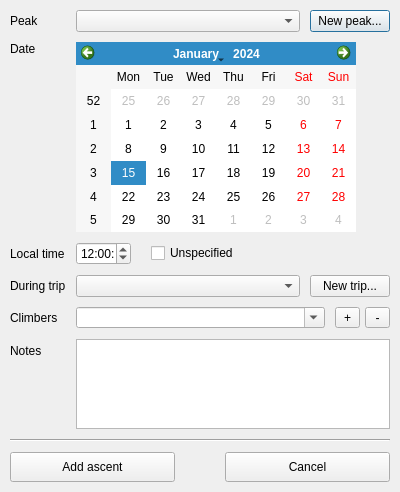
First picture: the form in src/ui/new_ascent.ui, repository svetter/pal, before the edit.
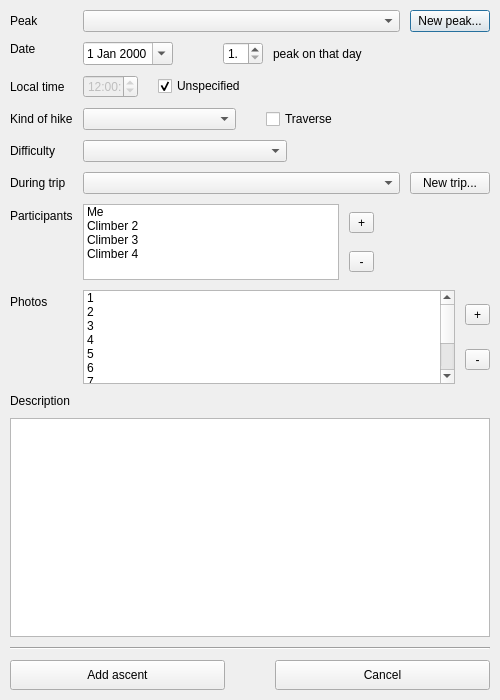
Second picture: the form after the edit.

Commit message: Reworked new ascend dialog for new requirements, some functionality for new ascent/peak dialogs

What changed in the file:
```diff
--- a/src/ui/new_ascent.ui
+++ b/src/ui/new_ascent.ui
@@ -6,13 +6,13 @@
    <rect>
     <x>0</x>
     <y>0</y>
-    <width>400</width>
-    <height>492</height>
+    <width>500</width>
+    <height>700</height>
    </rect>
   </property>
   <property name="minimumSize">
    <size>
-    <width>400</width>
+    <width>300</width>
     <height>0</height>
    </size>
   </property>
@@ -63,6 +63,12 @@
            <verstretch>0</verstretch>
           </sizepolicy>
          </property>
+         <property name="minimumSize">
+          <size>
+           <width>100</width>
+           <height>0</height>
+          </size>
+         </property>
          <property name="placeholderText">
           <string>Select</string>
          </property>
@@ -91,20 +97,116 @@
       </widget>
      </item>
      <item row="1" column="1">
-      <widget class="QCalendarWidget" name="dateSelectionWidget">
-       <property name="sizePolicy">
-        <sizepolicy hsizetype="Fixed" vsizetype="Fixed">
-         <horstretch>0</horstretch>
-         <verstretch>0</verstretch>
-        </sizepolicy>
-       </property>
-       <property name="minimumSize">
-        <size>
-         <width>280</width>
-         <height>190</height>
-        </size>
-       </property>
-      </widget>
+      <layout class="QHBoxLayout" name="horizontalLayout">
+       <item>
+        <widget class="QDateEdit" name="dateEdit">
+         <property name="sizePolicy">
+          <sizepolicy hsizetype="Fixed" vsizetype="Fixed">
+           <horstretch>0</horstretch>
+           <verstretch>0</verstretch>
+          </sizepolicy>
+         </property>
+         <property name="minimumSize">
+          <size>
+           <width>90</width>
+           <height>0</height>
+          </size>
+         </property>
+         <property name="maximumSize">
+          <size>
+           <width>90</width>
+           <height>16777215</height>
+          </size>
+         </property>
+         <property name="maximumDate">
+          <date>
+           <year>2100</year>
+           <month>1</month>
+           <day>1</day>
+          </date>
+         </property>
+         <property name="minimumDate">
+          <date>
+           <year>1900</year>
+           <month>1</month>
+           <day>1</day>
+          </date>
+         </property>
+         <property name="maximumTime">
+          <time>
+           <hour>1</hour>
+           <minute>59</minute>
+           <second>59</second>
+          </time>
+         </property>
+         <property name="minimumTime">
+          <time>
+           <hour>1</hour>
+           <minute>0</minute>
+           <second>0</second>
+          </time>
+         </property>
+         <property name="calendarPopup">
+          <bool>true</bool>
+         </property>
+         <property name="timeSpec">
+          <enum>Qt::LocalTime</enum>
+         </property>
+        </widget>
+       </item>
+       <item>
+        <spacer name="horizontalSpacer">
+         <property name="orientation">
+          <enum>Qt::Horizontal</enum>
+         </property>
+         <property name="sizeType">
+          <enum>QSizePolicy::Fixed</enum>
+         </property>
+         <property name="sizeHint" stdset="0">
+          <size>
+           <width>40</width>
+           <height>20</height>
+          </size>
+         </property>
+        </spacer>
+       </item>
+       <item>
+        <widget class="QSpinBox" name="spinBox">
+         <property name="maximumSize">
+          <size>
+           <width>40</width>
+           <height>16777215</height>
+          </size>
+         </property>
+         <property name="suffix">
+          <string notr="true">.</string>
+         </property>
+         <property name="minimum">
+          <number>1</number>
+         </property>
+        </widget>
+       </item>
+       <item>
+        <widget class="QLabel" name="label">
+         <property name="text">
+          <string>peak on that day</string>
+         </property>
+        </widget>
+       </item>
+       <item>
+        <spacer name="horizontalSpacer_5">
+         <property name="orientation">
+          <enum>Qt::Horizontal</enum>
+         </property>
+         <property name="sizeHint" stdset="0">
+          <size>
+           <width>40</width>
+           <height>20</height>
+          </size>
+         </property>
+        </spacer>
+       </item>
+      </layout>
      </item>
      <item row="2" column="0">
       <widget class="QLabel" name="timeLabel">
@@ -113,133 +215,13 @@
        </property>
       </widget>
      </item>
-     <item row="3" column="0">
-      <widget class="QLabel" name="tripLabel">
-       <property name="text">
-        <string>During trip</string>
-       </property>
-      </widget>
-     </item>
-     <item row="3" column="1">
-      <layout class="QHBoxLayout" name="tripSelectionLayout">
-       <property name="spacing">
-        <number>10</number>
-       </property>
-       <item>
-        <widget class="QComboBox" name="tripCombo">
-         <property name="placeholderText">
-          <string>None</string>
-         </property>
-        </widget>
-       </item>
-       <item>
-        <widget class="QPushButton" name="newTripButton">
-         <property name="sizePolicy">
-          <sizepolicy hsizetype="Fixed" vsizetype="Fixed">
-           <horstretch>0</horstretch>
-           <verstretch>0</verstretch>
-          </sizepolicy>
-         </property>
-         <property name="text">
-          <string>New trip...</string>
-         </property>
-        </widget>
-       </item>
-      </layout>
-     </item>
-     <item row="4" column="0">
-      <widget class="QLabel" name="climbersLabel">
-       <property name="text">
-        <string>Climbers</string>
-       </property>
-      </widget>
-     </item>
-     <item row="4" column="1">
-      <layout class="QGridLayout" name="climbersSelectionLayout">
-       <property name="horizontalSpacing">
-        <number>0</number>
-       </property>
-       <item row="0" column="1">
-        <spacer name="climberSpacer">
-         <property name="orientation">
-          <enum>Qt::Horizontal</enum>
-         </property>
-         <property name="sizeType">
-          <enum>QSizePolicy::Fixed</enum>
-         </property>
-         <property name="sizeHint" stdset="0">
-          <size>
-           <width>10</width>
-           <height>20</height>
-          </size>
-         </property>
-        </spacer>
-       </item>
-       <item row="0" column="0">
-        <widget class="QComboBox" name="climberCombo">
-         <property name="editable">
-          <bool>true</bool>
-         </property>
-         <property name="placeholderText">
-          <string>None</string>
-         </property>
-        </widget>
-       </item>
-       <item row="0" column="3">
-        <spacer name="climberAddRemoveSpacer">
-         <property name="orientation">
-          <enum>Qt::Horizontal</enum>
-         </property>
-         <property name="sizeType">
-          <enum>QSizePolicy::Fixed</enum>
-         </property>
-         <property name="sizeHint" stdset="0">
-          <size>
-           <width>5</width>
-           <height>20</height>
-          </size>
-         </property>
-        </spacer>
-       </item>
-       <item row="0" column="2">
-        <widget class="QToolButton" name="toolButton">
-         <property name="minimumSize">
-          <size>
-           <width>25</width>
-           <height>0</height>
-          </size>
-         </property>
-         <property name="text">
-          <string notr="true">+</string>
-         </property>
-        </widget>
-       </item>
-       <item row="0" column="4">
-        <widget class="QToolButton" name="toolButton_2">
-         <property name="minimumSize">
-          <size>
-           <width>25</width>
-           <height>0</height>
-          </size>
-         </property>
-         <property name="text">
-          <string notr="true">-</string>
-         </property>
-        </widget>
-       </item>
-      </layout>
-     </item>
-     <item row="5" column="0">
-      <widget class="QLabel" name="notesLabel">
-       <property name="text">
-        <string>Notes</string>
-       </property>
-      </widget>
-     </item>
      <item row="2" column="1">
-      <layout class="QHBoxLayout" name="horizontalLayout">
+      <layout class="QHBoxLayout" name="timeLayout">
        <item>
         <widget class="QTimeEdit" name="timeWidget">
+         <property name="enabled">
+          <bool>false</bool>
+         </property>
          <property name="sizePolicy">
           <sizepolicy hsizetype="Fixed" vsizetype="Fixed">
            <horstretch>0</horstretch>
@@ -294,15 +276,419 @@
          <property name="text">
           <string>Unspecified</string>
          </property>
+         <property name="checked">
+          <bool>true</bool>
+         </property>
         </widget>
        </item>
       </layout>
      </item>
+     <item row="3" column="0">
+      <widget class="QLabel" name="label_2">
+       <property name="text">
+        <string>Kind of hike</string>
+       </property>
+      </widget>
+     </item>
+     <item row="3" column="1">
+      <layout class="QHBoxLayout" name="horizontalLayout_2">
+       <item>
+        <widget class="QComboBox" name="comboBox">
+         <property name="sizePolicy">
+          <sizepolicy hsizetype="MinimumExpanding" vsizetype="Fixed">
+           <horstretch>0</horstretch>
+           <verstretch>0</verstretch>
+          </sizepolicy>
+         </property>
+         <property name="minimumSize">
+          <size>
+           <width>100</width>
+           <height>0</height>
+          </size>
+         </property>
+         <property name="currentIndex">
+          <number>-1</number>
+         </property>
+        </widget>
+       </item>
+       <item>
+        <spacer name="horizontalSpacer_2">
+         <property name="orientation">
+          <enum>Qt::Horizontal</enum>
+         </property>
+         <property name="sizeType">
+          <enum>QSizePolicy::Fixed</enum>
+         </property>
+         <property name="sizeHint" stdset="0">
+          <size>
+           <width>20</width>
+           <height>20</height>
+          </size>
+         </property>
+        </spacer>
+       </item>
+       <item>
+        <widget class="QCheckBox" name="checkBox">
+         <property name="text">
+          <string>Traverse</string>
+         </property>
+        </widget>
+       </item>
+       <item>
+        <spacer name="horizontalSpacer_3">
+         <property name="orientation">
+          <enum>Qt::Horizontal</enum>
+         </property>
+         <property name="sizeHint" stdset="0">
+          <size>
+           <width>40</width>
+           <height>20</height>
+          </size>
+         </property>
+        </spacer>
+       </item>
+      </layout>
+     </item>
+     <item row="4" column="0">
+      <widget class="QLabel" name="label_3">
+       <property name="text">
+        <string>Difficulty</string>
+       </property>
+      </widget>
+     </item>
+     <item row="4" column="1">
+      <layout class="QHBoxLayout" name="horizontalLayout_3">
+       <item>
+        <widget class="QComboBox" name="comboBox_2">
+         <property name="sizePolicy">
+          <sizepolicy hsizetype="MinimumExpanding" vsizetype="Fixed">
+           <horstretch>0</horstretch>
+           <verstretch>0</verstretch>
+          </sizepolicy>
+         </property>
+         <property name="minimumSize">
+          <size>
+           <width>100</width>
+           <height>0</height>
+          </size>
+         </property>
+         <property name="placeholderText">
+          <string>None</string>
+         </property>
+        </widget>
+       </item>
+       <item>
+        <spacer name="horizontalSpacer_4">
+         <property name="orientation">
+          <enum>Qt::Horizontal</enum>
+         </property>
+         <property name="sizeHint" stdset="0">
+          <size>
+           <width>40</width>
+           <height>20</height>
+          </size>
+         </property>
+        </spacer>
+       </item>
+      </layout>
+     </item>
+     <item row="5" column="0">
+      <widget class="QLabel" name="tripLabel">
+       <property name="text">
+        <string>During trip</string>
+       </property>
+      </widget>
+     </item>
      <item row="5" column="1">
-      <widget class="QPlainTextEdit" name="notesEditor"/>
+      <layout class="QHBoxLayout" name="tripSelectionLayout">
+       <property name="spacing">
+        <number>10</number>
+       </property>
+       <item>
+        <widget class="QComboBox" name="tripCombo">
+         <property name="sizePolicy">
+          <sizepolicy hsizetype="MinimumExpanding" vsizetype="Fixed">
+           <horstretch>0</horstretch>
+           <verstretch>0</verstretch>
+          </sizepolicy>
+         </property>
+         <property name="minimumSize">
+          <size>
+           <width>100</width>
+           <height>0</height>
+          </size>
+         </property>
+         <property name="placeholderText">
+          <string>None</string>
+         </property>
+        </widget>
+       </item>
+       <item>
+        <widget class="QPushButton" name="newTripButton">
+         <property name="sizePolicy">
+          <sizepolicy hsizetype="Fixed" vsizetype="Fixed">
+           <horstretch>0</horstretch>
+           <verstretch>0</verstretch>
+          </sizepolicy>
+         </property>
+         <property name="text">
+          <string>New trip...</string>
+         </property>
+        </widget>
+       </item>
+      </layout>
+     </item>
+     <item row="6" column="0">
+      <widget class="QLabel" name="climbersLabel">
+       <property name="text">
+        <string>Participants</string>
+       </property>
+      </widget>
+     </item>
+     <item row="6" column="1">
+      <layout class="QHBoxLayout" name="climbersLayout">
+       <property name="spacing">
+        <number>10</number>
+       </property>
+       <item>
+        <widget class="QListWidget" name="climberListWidget">
+         <property name="sizePolicy">
+          <sizepolicy hsizetype="MinimumExpanding" vsizetype="Fixed">
+           <horstretch>0</horstretch>
+           <verstretch>0</verstretch>
+          </sizepolicy>
+         </property>
+         <property name="minimumSize">
+          <size>
+           <width>0</width>
+           <height>76</height>
+          </size>
+         </property>
+         <property name="maximumSize">
+          <size>
+           <width>16777215</width>
+           <height>112</height>
+          </size>
+         </property>
+         <property name="sizeIncrement">
+          <size>
+           <width>0</width>
+           <height>18</height>
+          </size>
+         </property>
+         <property name="selectionMode">
+          <enum>QAbstractItemView::ExtendedSelection</enum>
+         </property>
+         <item>
+          <property name="text">
+           <string>Me</string>
+          </property>
+         </item>
+         <item>
+          <property name="text">
+           <string>Climber 2</string>
+          </property>
+         </item>
+         <item>
+          <property name="text">
+           <string>Climber 3</string>
+          </property>
+         </item>
+         <item>
+          <property name="text">
+           <string>Climber 4</string>
+          </property>
+         </item>
+        </widget>
+       </item>
+       <item>
+        <layout class="QVBoxLayout" name="climberButtonLayout">
+         <item>
+          <widget class="QToolButton" name="addClimberButton">
+           <property name="minimumSize">
+            <size>
+             <width>25</width>
+             <height>0</height>
+            </size>
+           </property>
+           <property name="text">
+            <string notr="true">+</string>
+           </property>
+          </widget>
+         </item>
+         <item>
+          <widget class="QToolButton" name="removeClimberButton">
+           <property name="minimumSize">
+            <size>
+             <width>25</width>
+             <height>0</height>
+            </size>
+           </property>
+           <property name="text">
+            <string notr="true">-</string>
+           </property>
+          </widget>
+         </item>
+        </layout>
+       </item>
+       <item>
+        <spacer name="horizontalSpacer_6">
+         <property name="orientation">
+          <enum>Qt::Horizontal</enum>
+         </property>
+         <property name="sizeHint" stdset="0">
+          <size>
+           <width>40</width>
+           <height>20</height>
+          </size>
+         </property>
+        </spacer>
+       </item>
+      </layout>
+     </item>
+     <item row="7" column="0">
+      <widget class="QLabel" name="label_4">
+       <property name="text">
+        <string>Photos</string>
+       </property>
+      </widget>
+     </item>
+     <item row="7" column="1">
+      <layout class="QHBoxLayout" name="horizontalLayout_4">
+       <property name="spacing">
+        <number>10</number>
+       </property>
+       <item>
+        <widget class="QListWidget" name="listWidget">
+         <property name="sizePolicy">
+          <sizepolicy hsizetype="MinimumExpanding" vsizetype="Fixed">
+           <horstretch>0</horstretch>
+           <verstretch>0</verstretch>
+          </sizepolicy>
+         </property>
+         <property name="minimumSize">
+          <size>
+           <width>0</width>
+           <height>94</height>
+          </size>
+         </property>
+         <property name="maximumSize">
+          <size>
+           <width>16777215</width>
+           <height>130</height>
+          </size>
+         </property>
+         <property name="sizeIncrement">
+          <size>
+           <width>0</width>
+           <height>18</height>
+          </size>
+         </property>
+         <property name="dragDropMode">
+          <enum>QAbstractItemView::InternalMove</enum>
+         </property>
+         <property name="defaultDropAction">
+          <enum>Qt::MoveAction</enum>
+         </property>
+         <property name="selectionMode">
+          <enum>QAbstractItemView::ExtendedSelection</enum>
+         </property>
+         <item>
+          <property name="text">
+           <string>1</string>
+          </property>
+         </item>
+         <item>
+          <property name="text">
+           <string>2</string>
+          </property>
+         </item>
+         <item>
+          <property name="text">
+           <string>3</string>
+          </property>
+         </item>
+         <item>
+          <property name="text">
+           <string>4</string>
+          </property>
+         </item>
+         <item>
+          <property name="text">
+           <string>5</string>
+          </property>
+         </item>
+         <item>
+          <property name="text">
+           <string>6</string>
+          </property>
+         </item>
+         <item>
+          <property name="text">
+           <string>7</string>
+          </property>
+         </item>
+         <item>
+          <property name="text">
+           <string>8</string>
+          </property>
+         </item>
+         <item>
+          <property name="text">
+           <string>9</string>
+          </property>
+         </item>
+         <item>
+          <property name="text">
+           <string>10</string>
+          </property>
+         </item>
+        </widget>
+       </item>
+       <item>
+        <layout class="QVBoxLayout" name="verticalLayout_2">
+         <item>
+          <widget class="QToolButton" name="toolButton_2">
+           <property name="minimumSize">
+            <size>
+             <width>25</width>
+             <height>0</height>
+            </size>
+           </property>
+           <property name="text">
+            <string notr="true">+</string>
+           </property>
+          </widget>
+         </item>
+         <item>
+          <widget class="QToolButton" name="toolButton">
+           <property name="minimumSize">
+            <size>
+             <width>25</width>
+             <height>0</height>
+            </size>
+           </property>
+           <property name="text">
+            <string notr="true">-</string>
+           </property>
+          </widget>
+         </item>
+        </layout>
+       </item>
+      </layout>
      </item>
     </layout>
    </item>
+   <item>
+    <widget class="QLabel" name="descriptionLabel">
+     <property name="text">
+      <string>Description</string>
+     </property>
+    </widget>
+   </item>
+   <item>
+    <widget class="QPlainTextEdit" name="descriptionEditor"/>
+   </item>
    <item>
     <widget class="Line" name="bottomLine">
      <property name="orientation">
```
The commit also changes 4 other files.
